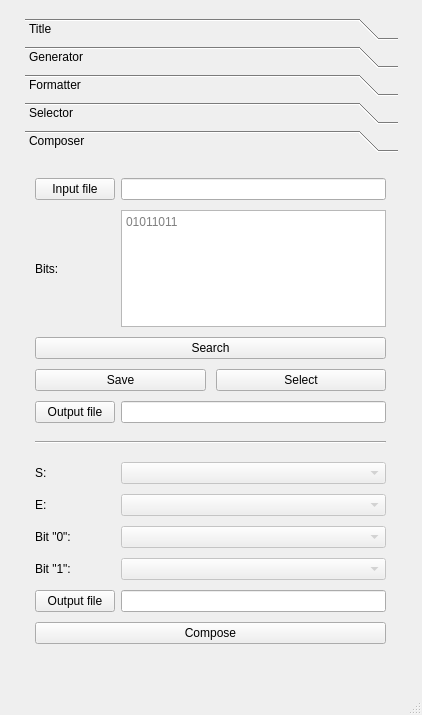
First picture: the form in form.ui, repository miskiewiczm/dna_bits, before the edit.
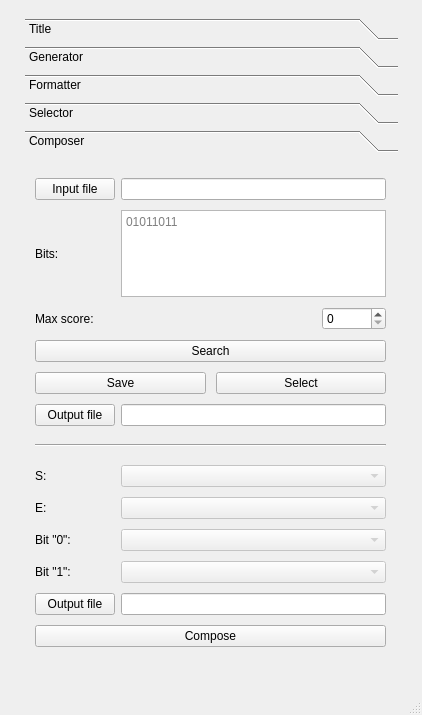
Second picture: the form after the edit. The open tabs and pages were chosen to show the change.

Commit message: dziwne, u mnie dziala

```diff
--- a/form.ui
+++ b/form.ui
@@ -897,7 +897,7 @@
         <x>10</x>
         <y>20</y>
         <width>351</width>
-        <height>466</height>
+        <height>469</height>
        </rect>
       </property>
       <layout class="QFormLayout" name="composer_form_layout">
@@ -937,14 +937,14 @@
          </property>
         </widget>
        </item>
-       <item row="2" column="0" colspan="2">
+       <item row="3" column="0" colspan="2">
         <widget class="QPushButton" name="composer_search_button">
          <property name="text">
           <string>Search</string>
          </property>
         </widget>
        </item>
-       <item row="3" column="0" colspan="2">
+       <item row="4" column="0" colspan="2">
         <layout class="QHBoxLayout" name="horizontalLayout">
          <property name="spacing">
            <number>10</number>
@@ -971,17 +971,17 @@
          </item>
         </layout>
        </item>
-       <item row="4" column="0">
+       <item row="5" column="0">
         <widget class="QPushButton" name="composer_output_button">
          <property name="text">
           <string>Output file</string>
          </property>
         </widget>
        </item>
-       <item row="4" column="1">
+       <item row="5" column="1">
         <widget class="QLineEdit" name="composer_output_edit"/>
        </item>
-       <item row="5" column="0" colspan="2">
+       <item row="6" column="0" colspan="2">
         <widget class="Line" name="title_down_line_2">
          <property name="sizePolicy">
           <sizepolicy hsizetype="Minimum" vsizetype="Fixed">
@@ -1000,79 +1000,96 @@
          </property>
         </widget>
        </item>
-       <item row="6" column="0">
+       <item row="7" column="0">
         <widget class="QLabel" name="composer_manual_s_label">
          <property name="text">
           <string>S:</string>
          </property>
         </widget>
        </item>
-       <item row="6" column="1">
+       <item row="7" column="1">
         <widget class="QComboBox" name="composer_manual_s_combo">
          <property name="enabled">
           <bool>false</bool>
          </property>
         </widget>
        </item>
-       <item row="7" column="0">
+       <item row="8" column="0">
         <widget class="QLabel" name="composer_manual_e_label">
          <property name="text">
           <string>E:</string>
          </property>
         </widget>
        </item>
-       <item row="7" column="1">
+       <item row="8" column="1">
         <widget class="QComboBox" name="composer_manual_e_combo">
          <property name="enabled">
           <bool>false</bool>
          </property>
         </widget>
        </item>
-       <item row="8" column="0">
+       <item row="9" column="0">
         <widget class="QLabel" name="composer_manual_0_label">
          <property name="text">
           <string>Bit &quot;0&quot;:</string>
          </property>
         </widget>
        </item>
-       <item row="8" column="1">
+       <item row="9" column="1">
         <widget class="QComboBox" name="composer_manual_0_combo">
          <property name="enabled">
           <bool>false</bool>
          </property>
         </widget>
        </item>
-       <item row="9" column="0">
+       <item row="10" column="0">
         <widget class="QLabel" name="composer_manual_1_label">
          <property name="text">
           <string>Bit &quot;1&quot;:</string>
          </property>
         </widget>
        </item>
-       <item row="9" column="1">
+       <item row="10" column="1">
         <widget class="QComboBox" name="composer_manual_1_combo">
          <property name="enabled">
           <bool>false</bool>
          </property>
         </widget>
        </item>
-       <item row="11" column="0" colspan="2">
+       <item row="12" column="0" colspan="2">
         <widget class="QPushButton" name="composer_run_button">
          <property name="text">
           <string>Compose</string>
          </property>
         </widget>
        </item>
-       <item row="10" column="0">
+       <item row="11" column="0">
         <widget class="QPushButton" name="composer_output2_button">
          <property name="text">
           <string>Output file</string>
          </property>
         </widget>
        </item>
-       <item row="10" column="1">
+       <item row="11" column="1">
         <widget class="QLineEdit" name="composer_output2_edit"/>
        </item>
+       <item row="2" column="0" colspan="2">
+        <layout class="QHBoxLayout" name="composer_maxscore_hlayout">
+         <property name="spacing">
+          <number>223</number>
+         </property>
+         <item>
+          <widget class="QLabel" name="composer_maxscore_label">
+           <property name="text">
+            <string>Max score:</string>
+           </property>
+          </widget>
+         </item>
+         <item>
+          <widget class="QSpinBox" name="composer_maxscore_spinBox"/>
+         </item>
+        </layout>
+       </item>
       </layout>
      </widget>
     </widget>
```
Left out of the diff: 2 changed lines with no effect on the pictures. The commit also changes 1 other file.
